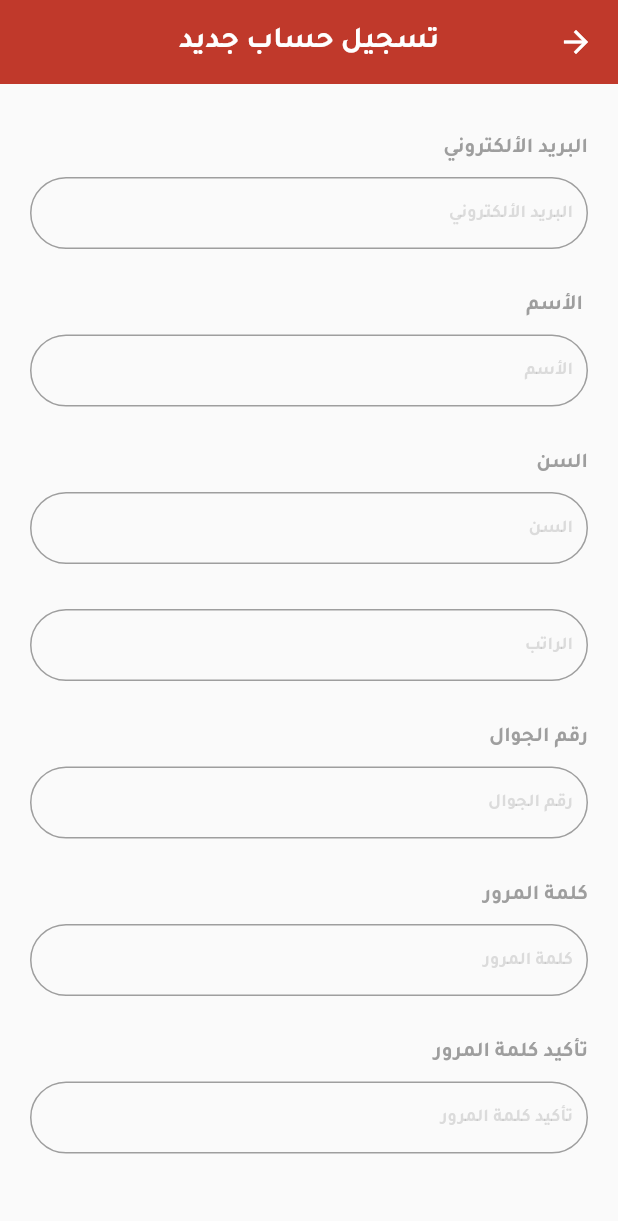
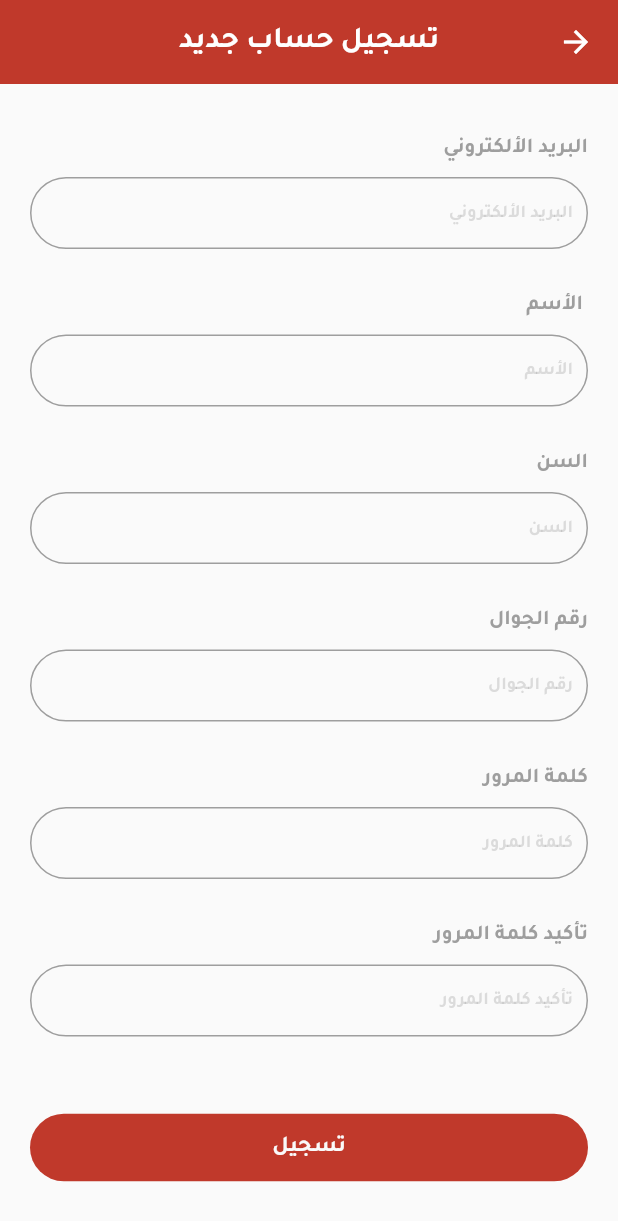
Before and after one commit to rehamsamy/quraan, a Flutter app: the RegisterScreen screen opened directly, on a phone screen of 412 x 824 dp. Shown: the top 1221 px of the screen. Run offline on Flutter 3.47's test engine with Material 2 defaults, Android fonts, the phone set to English and light mode, and no system bars; our stand-ins replace dio, flutter_spinkit, top_snackbar_flutter.

```diff
--- a/lib/screens/register_screen.dart
+++ b/lib/screens/register_screen.dart
@@ -314,46 +314,46 @@ class _RegisterScreenState extends State<RegisterScreen> {
               //   ],
               // ),
               // const SizedBox(height: 10,),
-              TextFormField(
-                controller: sallaryController,
-                keyboardType: TextInputType.number,
-                cursorColor: AppConstance.mainColor,
-                decoration: InputDecoration(
-                  contentPadding:
-                  EdgeInsets.symmetric(vertical: 0, horizontal: 10),
-                  hintText: "الراتب",
-                  hintStyle: TextStyle(
-                      color: Colors.grey.withOpacity(0.34),
-                      fontWeight: FontWeight.w600,
-                      fontSize: 12),
-                  border: OutlineInputBorder(
-                    borderSide: const BorderSide(
-                      color: Colors.grey,
-                    ),
-                    borderRadius: BorderRadius.circular(50),
-                  ),
-                  focusedBorder: OutlineInputBorder(
-                    borderSide: const BorderSide(
-                      color: Colors.grey,
-                    ),
-                    borderRadius: BorderRadius.circular(50),
-                  ),
-                  enabledBorder: OutlineInputBorder(
-                    borderSide: const BorderSide(
-                      color: Colors.grey,
-                    ),
-                    borderRadius: BorderRadius.circular(50),
-                  ),
-                ),
-                onFieldSubmitted: (value) {
-                  //Validator
-                },
-                // validator: widget.validationFunction,
-              ),
-
-              const SizedBox(
-                height: 30,
-              ),
+              // TextFormField(
+              //   controller: sallaryController,
+              //   keyboardType: TextInputType.number,
+              //   cursorColor: AppConstance.mainColor,
+              //   decoration: InputDecoration(
+              //     contentPadding:
+              //     EdgeInsets.symmetric(vertical: 0, horizontal: 10),
+              //     hintText: "الراتب",
+              //     hintStyle: TextStyle(
+              //         color: Colors.grey.withOpacity(0.34),
+              //         fontWeight: FontWeight.w600,
+              //         fontSize: 12),
+              //     border: OutlineInputBorder(
+              //       borderSide: const BorderSide(
+              //         color: Colors.grey,
+              //       ),
+              //       borderRadius: BorderRadius.circular(50),
+              //     ),
+              //     focusedBorder: OutlineInputBorder(
+              //       borderSide: const BorderSide(
+              //         color: Colors.grey,
+              //       ),
+              //       borderRadius: BorderRadius.circular(50),
+              //     ),
+              //     enabledBorder: OutlineInputBorder(
+              //       borderSide: const BorderSide(
+              //         color: Colors.grey,
+              //       ),
+              //       borderRadius: BorderRadius.circular(50),
+              //     ),
+              //   ),
+              //   onFieldSubmitted: (value) {
+              //     //Validator
+              //   },
+              //   // validator: widget.validationFunction,
+              // ),
+              //
+              // const SizedBox(
+              //   height: 30,
+              // ),
 
 
               /// Phone
```
